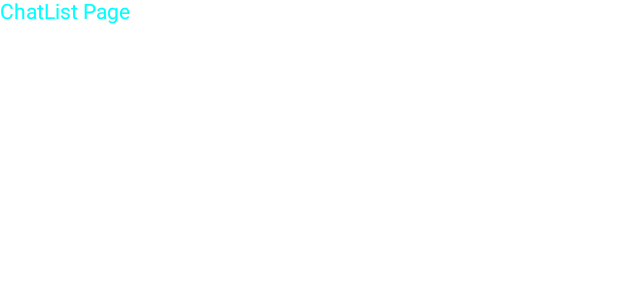
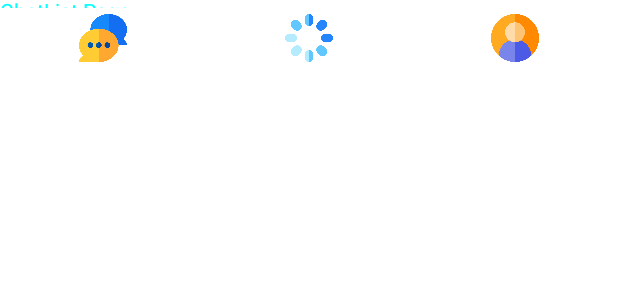
Before and after one commit to Algo-Master/Gal-Golpo, an Android app built with Jetpack Compose: the @Preview function ChatAppNavigation, on a phone screen of 412 x 824 dp. Shown: the top 300 px of the screen. Run offline under Robolectric (Android 15) with nearby library versions, the phone set to English and light mode, and no system bars; our stand-ins replace Dagger/Hilt's generated code, Firebase (no records; nobody signed in at launch, a user with empty details on screens opened directly); libraries missing offline, so code that uses them is left out: com.google.android.play.

Commit message:
BottomNavigationBar Done

```diff
--- a/app/src/main/java/com/example/galgolpo/MainActivity.kt
+++ b/app/src/main/java/com/example/galgolpo/MainActivity.kt
@@ -19,7 +19,9 @@ import androidx.navigation.compose.composable
 import androidx.navigation.compose.rememberNavController
 import com.example.galgolpo.Screens.ChatListPage
 import com.example.galgolpo.Screens.LoginPage
+import com.example.galgolpo.Screens.ProfilePage
 import com.example.galgolpo.Screens.SignUpPage
+import com.example.galgolpo.Screens.StatusPage
 import com.example.galgolpo.ui.theme.GalGolpoTheme
 import dagger.hilt.android.AndroidEntryPoint
 
@@ -70,7 +72,13 @@ fun ChatAppNavigation() {
             LoginPage(navController, vm)
         }
         composable(DestinationPage.ChatList.route){
-            ChatListPage()
+            ChatListPage(navController, vm)
+        }
+        composable(DestinationPage.StatusList.route){
+            StatusPage(navController, vm)
+        }
+        composable(DestinationPage.Profile.route){
+            ProfilePage(navController, vm)
         }
     }
 }
--- a/app/src/main/java/com/example/galgolpo/Screens/BottomNavigationBar.kt
+++ b/app/src/main/java/com/example/galgolpo/Screens/BottomNavigationBar.kt
@@ -1,8 +1,54 @@
 package com.example.galgolpo.Screens
 
+import androidx.compose.foundation.Image
+import androidx.compose.foundation.background
+import androidx.compose.foundation.clickable
+import androidx.compose.foundation.layout.Row
+import androidx.compose.foundation.layout.fillMaxWidth
+import androidx.compose.foundation.layout.padding
+import androidx.compose.foundation.layout.size
+import androidx.compose.foundation.layout.wrapContentHeight
 import androidx.compose.runtime.Composable
+import androidx.compose.ui.Modifier
+import androidx.compose.ui.graphics.Color
+import androidx.compose.ui.graphics.ColorFilter
+import androidx.compose.ui.res.painterResource
+import androidx.compose.ui.unit.dp
+import androidx.navigation.NavController
+import com.example.galgolpo.DestinationPage
+import com.example.galgolpo.R
+import com.example.galgolpo.navigateTo
+
+enum class BottomNavigationItem(val icon: Int, val navDestination: DestinationPage) {
+    CHATLIST(R.drawable.chat, DestinationPage.ChatList), STATUSLIST(
+        R.drawable.loading,
+        DestinationPage.StatusList
+    ),
+    PROFILE(R.drawable.user, DestinationPage.Profile)
+}
 
 @Composable
-fun BottomNavigationBar() {
-
+fun BottomNavigationBar(
+    selectedItem: BottomNavigationItem, navController: NavController
+) {
+    Row(
+        modifier = Modifier
+            .fillMaxWidth()
+            .wrapContentHeight()
+            .padding(top = 5.dp)
+            .background(Color.White)
+    ) {
+        for (item in BottomNavigationItem.values()) {
+            Image(painter = painterResource(id = item.icon),
+                contentDescription = null,
+                modifier = Modifier
+                    .size(40.dp)
+                    .padding(4.dp)
+                    .weight(1f)
+                    .clickable {
+                        navigateTo(navController = navController, item.navDestination.route)
+                    }
+            )
+        }
+    }
 }
--- a/app/src/main/java/com/example/galgolpo/Screens/ChatListPage.kt
+++ b/app/src/main/java/com/example/galgolpo/Screens/ChatListPage.kt
@@ -13,18 +13,14 @@ import androidx.compose.ui.Modifier
 import androidx.compose.ui.graphics.Color
 import androidx.compose.ui.tooling.preview.Preview
 import androidx.compose.ui.unit.dp
+import androidx.navigation.NavController
+import com.example.galgolpo.GGViewModel
 
 @Composable
-fun ChatListPage() {
+fun ChatListPage(navController : NavController, vm : GGViewModel) {
     Text(
         text = "ChatList Page",
         color = Color.Cyan,
-//        modifier = Modifier.padding(20.dp)
     )
+    BottomNavigationBar(selectedItem = BottomNavigationItem.CHATLIST, navController = navController)
 }
-
-@Preview
-@Composable
-fun previewChatListPage() {
-    ChatListPage()
-}
--- a/app/src/main/java/com/example/galgolpo/Screens/ProfilePage.kt
+++ b/app/src/main/java/com/example/galgolpo/Screens/ProfilePage.kt
@@ -1,8 +1,11 @@
 package com.example.galgolpo.Screens
 
 import androidx.compose.runtime.Composable
+import androidx.navigation.NavController
+import com.example.galgolpo.GGViewModel
 
 @Composable
-fun ProfilePage() {
+fun ProfilePage(navController: NavController, vm : GGViewModel) {
 
+    BottomNavigationBar(selectedItem = BottomNavigationItem.STATUSLIST, navController = navController)
 }
--- a/app/src/main/java/com/example/galgolpo/Screens/StatusPage.kt
+++ b/app/src/main/java/com/example/galgolpo/Screens/StatusPage.kt
@@ -1,8 +1,11 @@
 package com.example.galgolpo.Screens
 
 import androidx.compose.runtime.Composable
+import androidx.navigation.NavController
+import com.example.galgolpo.GGViewModel
 
 @Composable
-fun StatusPage() {
+fun StatusPage(navController : NavController, vm : GGViewModel) {
 
+    BottomNavigationBar(selectedItem = BottomNavigationItem.PROFILE, navController = navController)
 }
```
Also changed, not shown: app/src/main/res/drawable/chat.png (added), app/src/main/res/drawable/loading.png (added), app/src/main/res/drawable/user.png (added).
